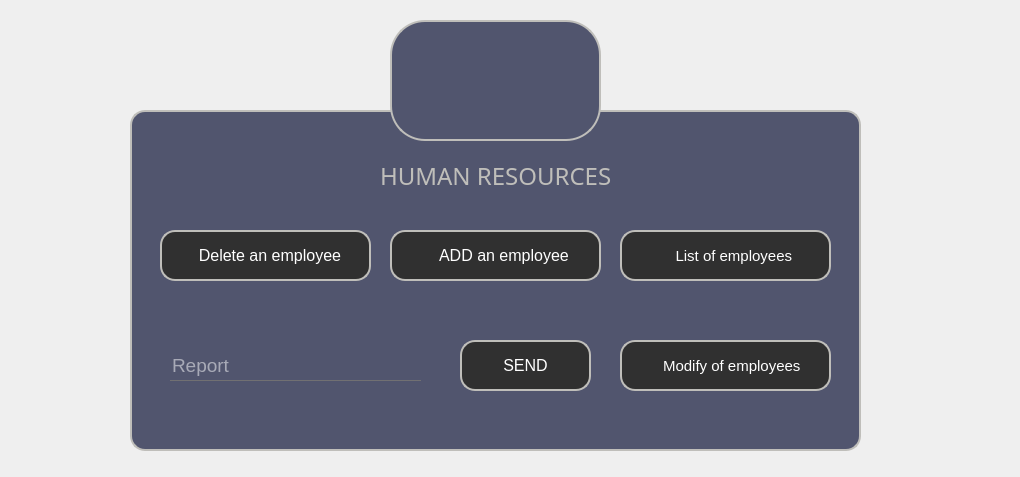
Qt form ALA/mainwindow.ui (HediLengliz/Smart_Court_2A25) before a commit.
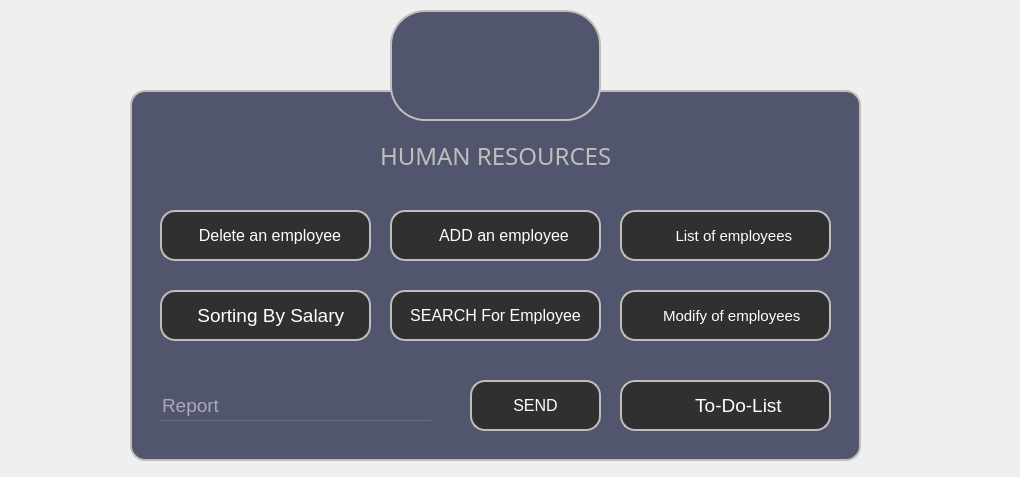
The same form after that commit. Icons and pictures are not drawn.

Patch:
```diff
--- a/ALA/mainwindow.ui
+++ b/ALA/mainwindow.ui
@@ -26,9 +26,9 @@
     <property name="geometry">
      <rect>
       <x>390</x>
-      <y>20</y>
+      <y>10</y>
       <width>211</width>
-      <height>121</height>
+      <height>111</height>
      </rect>
     </property>
     <property name="font">
@@ -62,9 +62,9 @@
     <property name="geometry">
      <rect>
       <x>130</x>
-      <y>110</y>
+      <y>90</y>
       <width>731</width>
-      <height>341</height>
+      <height>371</height>
      </rect>
     </property>
     <property name="styleSheet">
@@ -125,8 +125,8 @@
     <widget class="QPushButton" name="pushButton_16">
      <property name="geometry">
       <rect>
-       <x>330</x>
-       <y>230</y>
+       <x>340</x>
+       <y>290</y>
        <width>131</width>
        <height>51</height>
       </rect>
@@ -157,9 +157,9 @@
     <widget class="QLineEdit" name="lineEdit_4">
      <property name="geometry">
       <rect>
-       <x>40</x>
-       <y>240</y>
-       <width>251</width>
+       <x>30</x>
+       <y>300</y>
+       <width>271</width>
        <height>31</height>
       </rect>
      </property>
@@ -325,7 +325,7 @@
      <property name="geometry">
       <rect>
        <x>490</x>
-       <y>230</y>
+       <y>200</y>
        <width>211</width>
        <height>51</height>
       </rect>
@@ -364,6 +364,135 @@
       </size>
      </property>
     </widget>
+    <widget class="QPushButton" name="SORT_PUSH">
+     <property name="geometry">
+      <rect>
+       <x>30</x>
+       <y>200</y>
+       <width>211</width>
+       <height>51</height>
+      </rect>
+     </property>
+     <property name="font">
+      <font>
+       <pointsize>14</pointsize>
+      </font>
+     </property>
+     <property name="styleSheet">
+      <string notr="true">*{
+color:white;
+border-radius: 15px;
+border: 2px solid #bfbeba;
+background:#303030;
+}
+
+*:hover
+{
+	color:#303030;
+	border-radius:15px;
+	background:white
+}</string>
+     </property>
+     <property name="text">
+      <string>  Sorting By Salary</string>
+     </property>
+     <property name="icon">
+      <iconset resource="recourse.qrc">
+       <normaloff>:/icons/icons/sort.png</normaloff>:/icons/icons/sort.png</iconset>
+     </property>
+     <property name="iconSize">
+      <size>
+       <width>37</width>
+       <height>40</height>
+      </size>
+     </property>
+    </widget>
+    <widget class="QPushButton" name="SEARCH_PUSH">
+     <property name="geometry">
+      <rect>
+       <x>260</x>
+       <y>200</y>
+       <width>211</width>
+       <height>51</height>
+      </rect>
+     </property>
+     <property name="font">
+      <font>
+       <pointsize>12</pointsize>
+      </font>
+     </property>
+     <property name="styleSheet">
+      <string notr="true">*{
+color:white;
+border: 2px solid #bfbeba;
+border-radius: 15px;
+background:#303030;
+}
+
+*:hover
+{
+	color:#303030;
+	border-radius:15px;
+	background:white
+}</string>
+     </property>
+     <property name="text">
+      <string>SEARCH For Employee</string>
+     </property>
+     <property name="icon">
+      <iconset resource="recourse.qrc">
+       <normaloff>:/icons/icons/loupe.png</normaloff>:/icons/icons/loupe.png</iconset>
+     </property>
+     <property name="iconSize">
+      <size>
+       <width>29</width>
+       <height>29</height>
+      </size>
+     </property>
+    </widget>
+    <widget class="QPushButton" name="TODOLIST">
+     <property name="geometry">
+      <rect>
+       <x>490</x>
+       <y>290</y>
+       <width>211</width>
+       <height>51</height>
+      </rect>
+     </property>
+     <property name="font">
+      <font>
+       <pointsize>14</pointsize>
+      </font>
+     </property>
+     <property name="styleSheet">
+      <string notr="true">*{
+color:white;
+border-radius: 15px;
+border: 2px solid #bfbeba;
+background:#303030;
+}
+
+*:hover
+{
+	color:#303030;
+	border-radius:15px;
+	background:white
+}</string>
+     </property>
+     <property name="text">
+      <string>     To-Do-List</string>
+     </property>
+     <property name="icon">
+      <iconset resource="recourse.qrc">
+       <normaloff>:/icons/icons/ToDoList.png</normaloff>:/icons/icons/ToDoList.png</iconset>
+     </property>
+     <property name="iconSize">
+      <size>
+       <width>29</width>
+       <height>40</height>
+      </size>
+     </property>
+    </widget>
    </widget>
    <zorder>Qframe</zorder>
    <zorder>pushButton_15</zorder>
```
Left out of the diff: 6 changed lines with no effect on the pictures.
